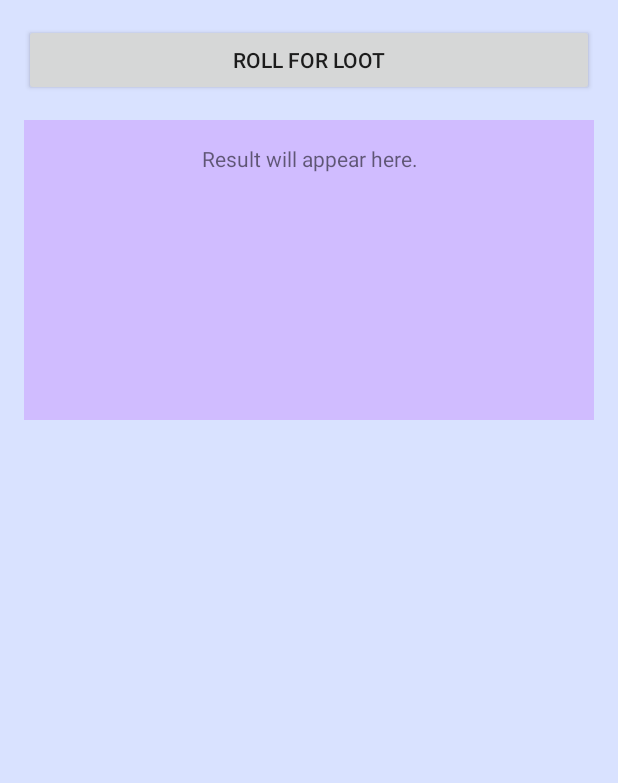
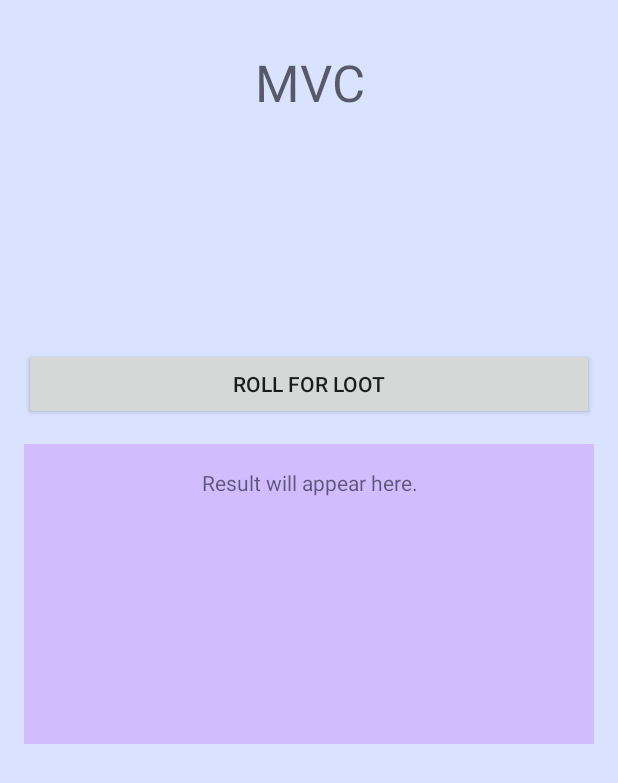
Before and after one commit to beatHunteRcode/AndroidLearning, an Android app built with Jetpack Compose: the screen it shows after launch (MainActivityMVC), on a phone screen of 412 x 824 dp. Shown: the top 783 px of the screen. Run offline under Robolectric (Android 15) with nearby library versions, the phone set to English and light mode, and no system bars.

Commit message:
Changed layout in MVC to LinearLayout

```diff
--- a/app/src/main/java/com/example/androidlearning/architectures/mvc/controller/MainActivityMVC.kt
+++ b/app/src/main/java/com/example/androidlearning/architectures/mvc/controller/MainActivityMVC.kt
@@ -16,7 +16,7 @@ import kotlinx.serialization.json.Json
  * Reference: [Android Presentation Patterns: MVC](https://dev.to/asvid/android-presentation-patterns-mvc-2o9)
  *
  *
- * Before run App, change activity in AndroidManifest to MainActivityMVC
+ * Before run App, change activity in AndroidManifest to [MainActivityMVC]
  *
  * - Model: Represented by [LootTableModel], handling data and logic.
  * - View: The UI elements in res/layout/mvc_screen.xml.
@@ -33,8 +33,8 @@ class MainActivityMVC : Activity() {
 
         lootTableModel = loadLootTable()
 
-        val rollButton = findViewById<Button>(R.id.but_rollOnTable)
-        val outputTextView = findViewById<TextView>(R.id.tv_output)
+        val rollButton = findViewById<Button>(R.id.mvc_but_rollOnTable)
+        val outputTextView = findViewById<TextView>(R.id.mvc_tv_output)
 
         rollButton.setOnClickListener {
             val selectedItem = lootTableModel.getRandomItem()
--- a/app/src/main/res/layout/mvc_screen.xml
+++ b/app/src/main/res/layout/mvc_screen.xml
@@ -1,27 +1,39 @@
 <?xml version="1.0" encoding="utf-8"?>
-<androidx.constraintlayout.widget.ConstraintLayout xmlns:android="http://schemas.android.com/apk/res/android"
+<LinearLayout xmlns:android="http://schemas.android.com/apk/res/android"
     xmlns:app="http://schemas.android.com/apk/res-auto"
     xmlns:tools="http://schemas.android.com/tools"
     android:layout_width="match_parent"
     android:layout_height="match_parent"
     android:background="@android:color/system_accent1_100"
+    android:orientation="vertical"
     tools:context=".architectures.mvc.controller.MainActivityMVC">
 
-    <Button
-        android:id="@+id/but_rollOnTable"
-        android:layout_width="0dp"
+    <TextView
+        android:id="@+id/mvc_tv"
+        style="@style/TextAppearance.AppCompat.Display1"
+        android:layout_width="match_parent"
         android:layout_height="wrap_content"
         android:layout_marginStart="16dp"
         android:layout_marginTop="16dp"
         android:layout_marginEnd="16dp"
-        android:text="Roll For Loot"
-        app:layout_constraintEnd_toEndOf="parent"
-        app:layout_constraintStart_toStartOf="parent"
-        app:layout_constraintTop_toTopOf="parent" />
+        android:minHeight="200dp"
+        android:paddingHorizontal="16dp"
+        android:paddingVertical="16dp"
+        android:text="MVC"
+        android:textAlignment="center" />
+
+    <Button
+        android:id="@+id/mvc_but_rollOnTable"
+        android:layout_width="match_parent"
+        android:layout_height="wrap_content"
+        android:layout_marginStart="16dp"
+        android:layout_marginTop="16dp"
+        android:layout_marginEnd="16dp"
+        android:text="Roll For Loot" />
 
     <TextView
-        android:id="@+id/tv_output"
-        android:layout_width="0dp"
+        android:id="@+id/mvc_tv_output"
+        android:layout_width="match_parent"
         android:layout_height="wrap_content"
         android:layout_marginStart="16dp"
         android:layout_marginTop="16dp"
@@ -31,9 +43,6 @@
         android:paddingHorizontal="16dp"
         android:paddingVertical="16dp"
         android:text="Result will appear here."
-        android:textAlignment="center"
-        app:layout_constraintEnd_toEndOf="parent"
-        app:layout_constraintStart_toStartOf="parent"
-        app:layout_constraintTop_toBottomOf="@+id/but_rollOnTable" />
+        android:textAlignment="center" />
 
-</androidx.constraintlayout.widget.ConstraintLayout>
+</LinearLayout>
```
